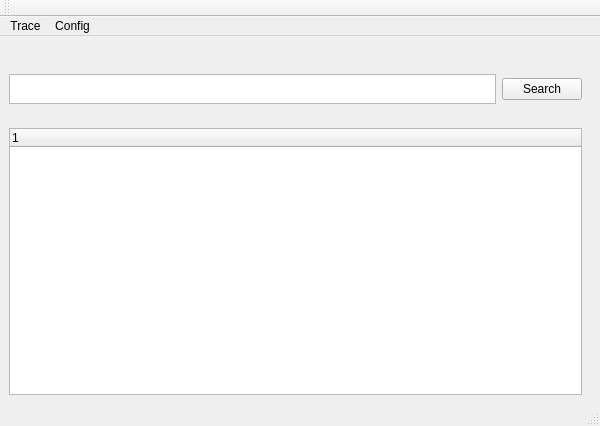
The window that QtWidgetsApplication1.ui (stefanzweig/qt_trace) describes before a commit, drawn with Qt 5.
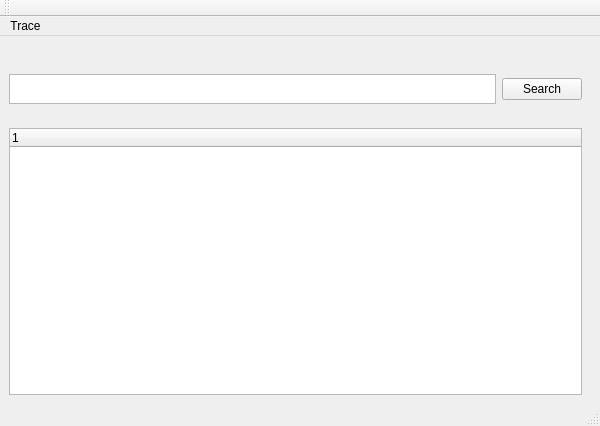
The same window after the commit.

Patch:
```diff
--- a/QtWidgetsApplication1.ui
+++ b/QtWidgetsApplication1.ui
@@ -64,14 +64,7 @@
        <addaction name="actionpause"/>
        <addaction name="actionstop"/>
       </widget>
-      <widget class="QMenu" name="menuConfig">
-       <property name="title">
-        <string>Config</string>
-       </property>
-       <addaction name="actionConfig"/>
-      </widget>
       <addaction name="menu"/>
-      <addaction name="menuConfig"/>
      </widget>
     </item>
     <item>
```
Left out of the diff: 12 changed lines with no effect on the pictures.
